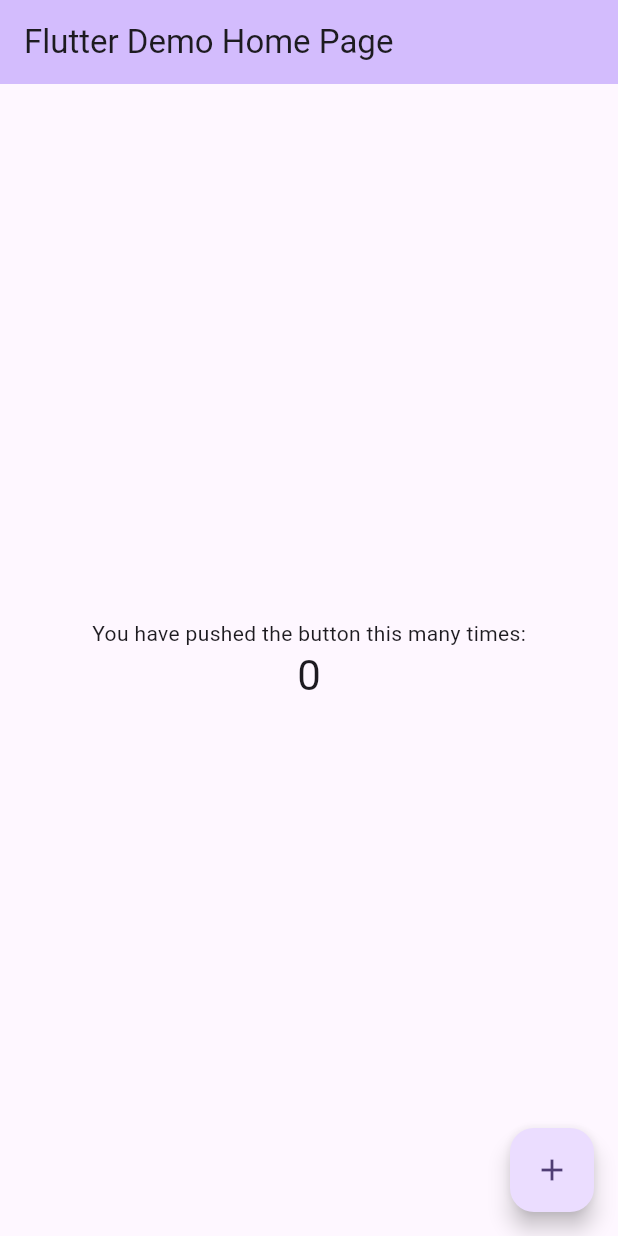
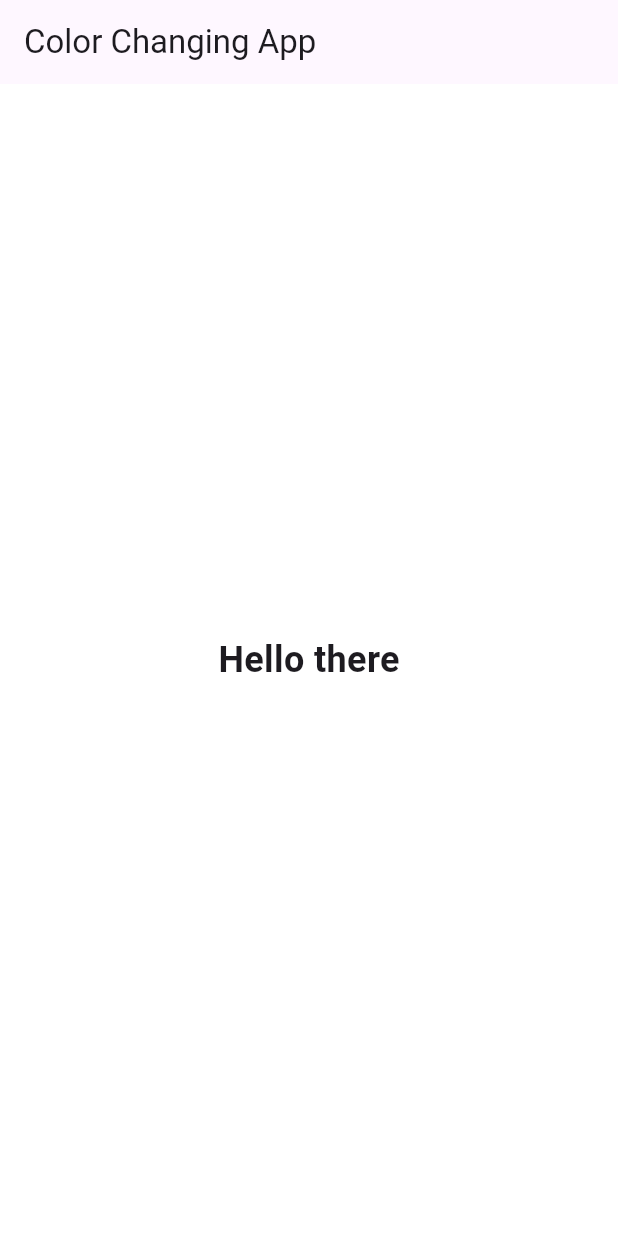
Before and after one commit to Pashanko/fltr-test-app, a Flutter app: the screen it shows after launch, on a phone screen of 412 x 824 dp. Run offline on Flutter 3.47's test engine with Material 2 defaults, Android fonts, the phone set to English and light mode, and no system bars.

Commit message:
Created simple implementation of main requirements

```diff
--- a/lib/main.dart
+++ b/lib/main.dart
@@ -1,3 +1,4 @@
+import 'dart:math';
 import 'package:flutter/material.dart';
 
 void main() {
@@ -13,40 +14,18 @@ class MyApp extends StatelessWidget {
     return MaterialApp(
       title: 'Flutter Demo',
       theme: ThemeData(
-        // This is the theme of your application.
-        //
-        // TRY THIS: Try running your application with "flutter run". You'll see
-        // the application has a blue toolbar. Then, without quitting the app,
-        // try changing the seedColor in the colorScheme below to Colors.green
-        // and then invoke "hot reload" (save your changes or press the "hot
-        // reload" button in a Flutter-supported IDE, or press "r" if you used
-        // the command line to start the app).
-        //
-        // Notice that the counter didn't reset back to zero; the application
-        // state is not lost during the reload. To reset the state, use hot
-        // restart instead.
-        //
-        // This works for code too, not just values: Most code changes can be
-        // tested with just a hot reload.
         colorScheme: ColorScheme.fromSeed(seedColor: Colors.deepPurple),
         useMaterial3: true,
       ),
-      home: const MyHomePage(title: 'Flutter Demo Home Page'),
+      home: const MyHomePage(
+        title: 'Color Changing App',
+      ),
     );
   }
 }
 
 class MyHomePage extends StatefulWidget {
   const MyHomePage({super.key, required this.title});
-
-  // This widget is the home page of your application. It is stateful, meaning
-  // that it has a State object (defined below) that contains fields that affect
-  // how it looks.
-
-  // This class is the configuration for the state. It holds the values (in this
-  // case the title) provided by the parent (in this case the App widget) and
-  // used by the build method of the State. Fields in a Widget subclass are
-  // always marked "final".
 
   final String title;
 
@@ -55,71 +34,43 @@ class MyHomePage extends StatefulWidget {
 }
 
 class _MyHomePageState extends State<MyHomePage> {
-  int _counter = 0;
+  Color _backgroundColor = Colors.white;
 
-  void _incrementCounter() {
+  void _changeBackgroundColor() {
+    final Random random = Random();
+    final int red = random.nextInt(256);
+    final int green = random.nextInt(256);
+    final int blue = random.nextInt(256);
+    final Color newColor = Color.fromRGBO(red, green, blue, 1.0);
     setState(() {
-      // This call to setState tells the Flutter framework that something has
-      // changed in this State, which causes it to rerun the build method below
-      // so that the display can reflect the updated values. If we changed
-      // _counter without calling setState(), then the build method would not be
-      // called again, and so nothing would appear to happen.
-      _counter++;
+      _backgroundColor = newColor;
     });
   }
 
   @override
   Widget build(BuildContext context) {
-    // This method is rerun every time setState is called, for instance as done
-    // by the _incrementCounter method above.
-    //
-    // The Flutter framework has been optimized to make rerunning build methods
-    // fast, so that you can just rebuild anything that needs updating rather
-    // than having to individually change instances of widgets.
-    return Scaffold(
-      appBar: AppBar(
-        // TRY THIS: Try changing the color here to a specific color (to
-        // Colors.amber, perhaps?) and trigger a hot reload to see the AppBar
-        // change color while the other colors stay the same.
-        backgroundColor: Theme.of(context).colorScheme.inversePrimary,
-        // Here we take the value from the MyHomePage object that was created by
-        // the App.build method, and use it to set our appbar title.
-        title: Text(widget.title),
-      ),
-      body: Center(
-        // Center is a layout widget. It takes a single child and positions it
-        // in the middle of the parent.
-        child: Column(
-          // Column is also a layout widget. It takes a list of children and
-          // arranges them vertically. By default, it sizes itself to fit its
-          // children horizontally, and tries to be as tall as its parent.
-          //
-          // Column has various properties to control how it sizes itself and
-          // how it positions its children. Here we use mainAxisAlignment to
-          // center the children vertically; the main axis here is the vertical
-          // axis because Columns are vertical (the cross axis would be
-          // horizontal).
-          //
-          // TRY THIS: Invoke "debug painting" (choose the "Toggle Debug Paint"
-          // action in the IDE, or press "p" in the console), to see the
-          // wireframe for each widget.
+    return GestureDetector(
+      onTap: _changeBackgroundColor,
+      child: Scaffold(
+        backgroundColor: _backgroundColor,
+        appBar: AppBar(
+          title: Text(widget.title),
+        ),
+        body: const Column(
           mainAxisAlignment: MainAxisAlignment.center,
-          children: <Widget>[
-            const Text(
-              'You have pushed the button this many times:',
-            ),
-            Text(
-              '$_counter',
-              style: Theme.of(context).textTheme.headlineMedium,
+          children: [
+            Center(
+              child: Text(
+                'Hello there',
+                style: TextStyle(
+                  fontSize: 24.0,
+                  fontWeight: FontWeight.bold,
+                ),
+              ),
             ),
           ],
         ),
       ),
-      floatingActionButton: FloatingActionButton(
-        onPressed: _incrementCounter,
-        tooltip: 'Increment',
-        child: const Icon(Icons.add),
-      ), // This trailing comma makes auto-formatting nicer for build methods.
     );
   }
 }
```
